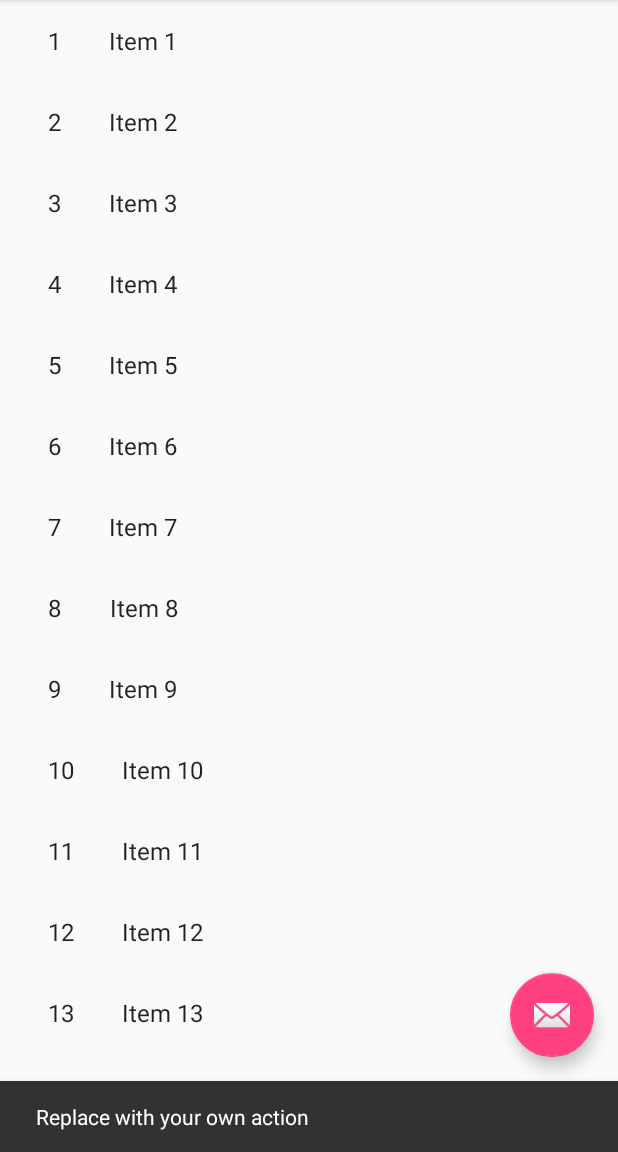
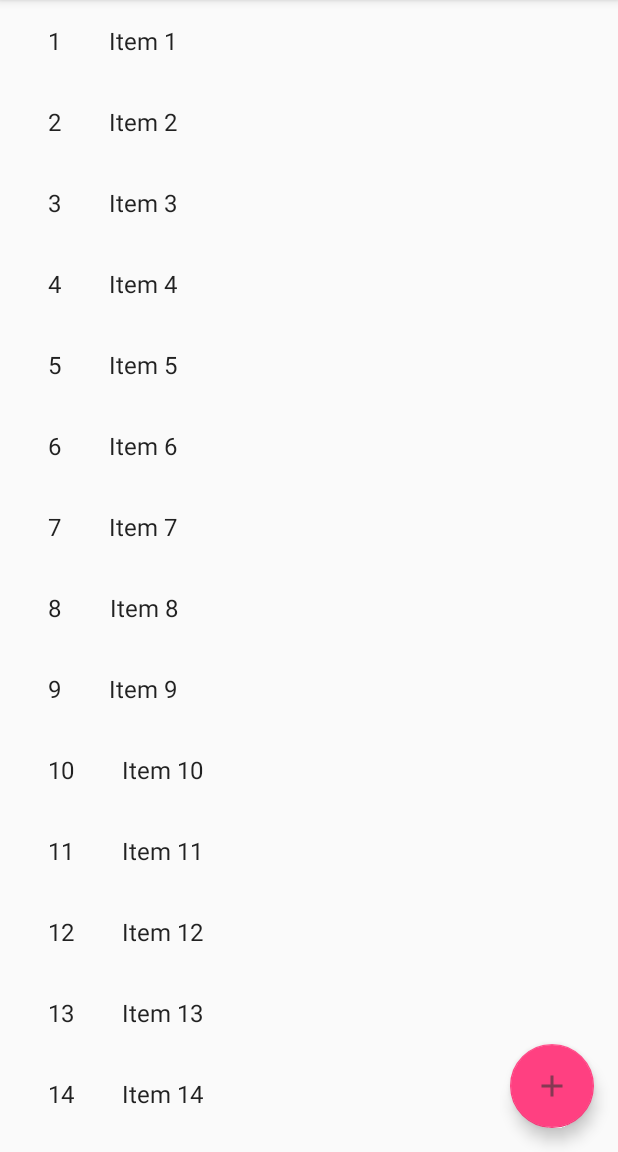
Before and after one commit to mray190/valor6800-scouting-app, an Android app: the screen it shows after launch (MatchListActivity), after a tap on an icon or button, on a phone screen of 412 x 824 dp, the part 84-1236 px from its top. Run offline under Robolectric (Android 15) with nearby library versions, the phone set to English and light mode, and no system bars.

Commit message:
Changed look and feel of fab

```diff
--- a/app/src/main/java/com/viperbotsvalor6800/valorscouting/MatchDetailActivity.java
+++ b/app/src/main/java/com/viperbotsvalor6800/valorscouting/MatchDetailActivity.java
@@ -29,8 +29,7 @@
         fab.setOnClickListener(new View.OnClickListener() {
             @Override
             public void onClick(View view) {
-                Snackbar.make(view, "Replace with your own detail action", Snackbar.LENGTH_LONG)
-                        .setAction("Action", null).show();
+
             }
         });
 
--- a/app/src/main/java/com/viperbotsvalor6800/valorscouting/MatchListActivity.java
+++ b/app/src/main/java/com/viperbotsvalor6800/valorscouting/MatchListActivity.java
@@ -48,8 +48,7 @@
         fab.setOnClickListener(new View.OnClickListener() {
             @Override
             public void onClick(View view) {
-                Snackbar.make(view, "Replace with your own action", Snackbar.LENGTH_LONG)
-                        .setAction("Action", null).show();
+
             }
         });
 
@@ -73,7 +72,7 @@
     public static class SimpleItemRecyclerViewAdapter
             extends RecyclerView.Adapter<SimpleItemRecyclerViewAdapter.ViewHolder> {
 
-        private final ItemListActivity mParentActivity;
+        private final MatchListActivity mParentActivity;
         private final List<DummyContent.DummyItem> mValues;
         private final boolean mTwoPane;
         private final View.OnClickListener mOnClickListener = new View.OnClickListener() {
--- a/app/src/main/res/layout/activity_match_detail.xml
+++ b/app/src/main/res/layout/activity_match_detail.xml
@@ -48,6 +48,6 @@
         android:layout_margin="@dimen/fab_margin"
         app:layout_anchor="@+id/match_detail_container"
         app:layout_anchorGravity="top|end"
-        app:srcCompat="@android:drawable/stat_notify_chat" />
+        app:srcCompat="@drawable/ic_edit" />
 
 </android.support.design.widget.CoordinatorLayout>
--- a/app/src/main/res/layout/activity_match_list.xml
+++ b/app/src/main/res/layout/activity_match_list.xml
@@ -36,7 +36,7 @@
         android:layout_height="wrap_content"
         android:layout_gravity="bottom|end"
         android:layout_margin="@dimen/fab_margin"
-        app:srcCompat="@android:drawable/ic_dialog_email" />
+        app:srcCompat="@drawable/ic_add" />
 
 
 </android.support.design.widget.CoordinatorLayout>
--- a/app/src/main/res/values/colors.xml
+++ b/app/src/main/res/values/colors.xml
@@ -1,6 +1,6 @@
 <?xml version="1.0" encoding="utf-8"?>
 <resources>
-    <color name="colorPrimary">#3F51B5</color>
+    <color name="colorPrimary">#3f51b5</color>
     <color name="colorPrimaryDark">#303F9F</color>
     <color name="colorAccent">#FF4081</color>
 </resources>
```
Also changed, not shown: app/src/main/res/drawable-hdpi/ic_add.png (added), app/src/main/res/drawable-hdpi/ic_edit.png (added), app/src/main/res/drawable-mdpi/ic_add.png (added), app/src/main/res/drawable-mdpi/ic_edit.png (added), app/src/main/res/drawable-xhdpi/ic_add.png (added), app/src/main/res/drawable-xhdpi/ic_edit.png (added), app/src/main/res/drawable-xxhdpi/ic_add.png (added), app/src/main/res/drawable-xxhdpi/ic_edit.png (added), 8 other files.
